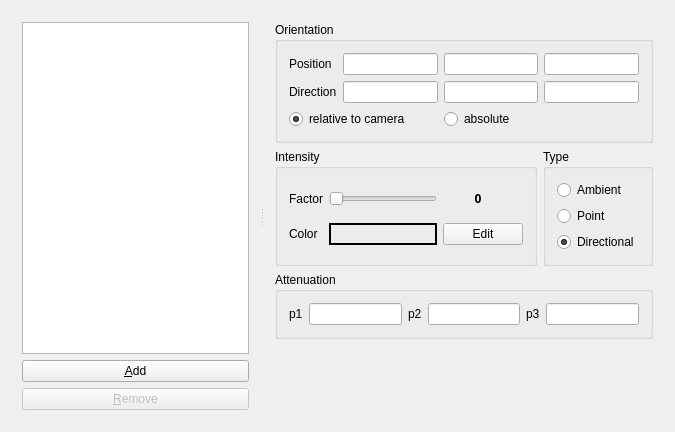
BALL-Project/ball, file source/VIEW/DIALOGS/lightSettings.ui: the form before one commit.
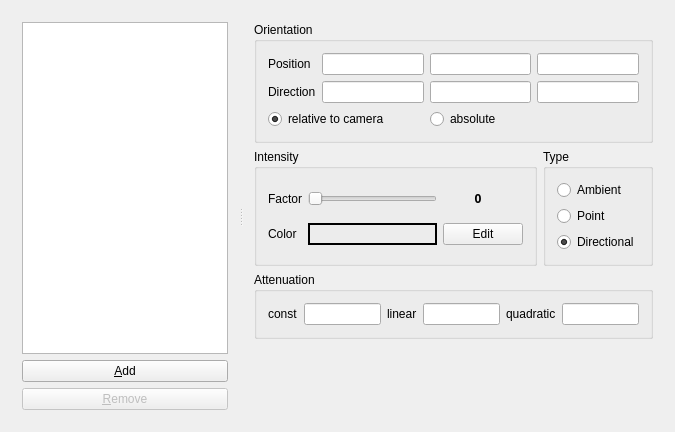
The form after the commit.

Commit message: Beautified the materialSettings dialog

```diff
--- a/source/VIEW/DIALOGS/lightSettings.ui
+++ b/source/VIEW/DIALOGS/lightSettings.ui
@@ -338,7 +338,7 @@
           <item>
            <widget class="QLabel" name="label">
             <property name="text">
-             <string>p1</string>
+             <string>const</string>
             </property>
            </widget>
           </item>
@@ -352,7 +352,7 @@
           <item>
            <widget class="QLabel" name="label_2">
             <property name="text">
-             <string>p2</string>
+             <string>linear</string>
             </property>
            </widget>
           </item>
@@ -366,7 +366,7 @@
           <item>
            <widget class="QLabel" name="label_3">
             <property name="text">
-             <string>p3</string>
+             <string>quadratic</string>
             </property>
            </widget>
           </item>
```
The commit also changes 1 other file.
